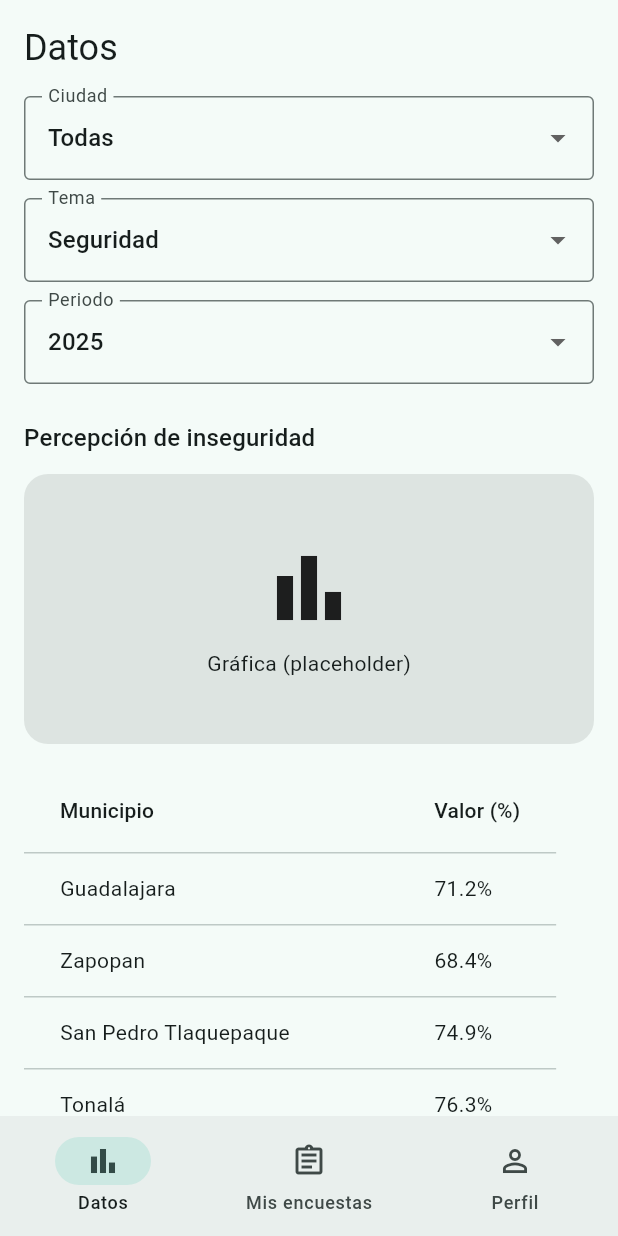
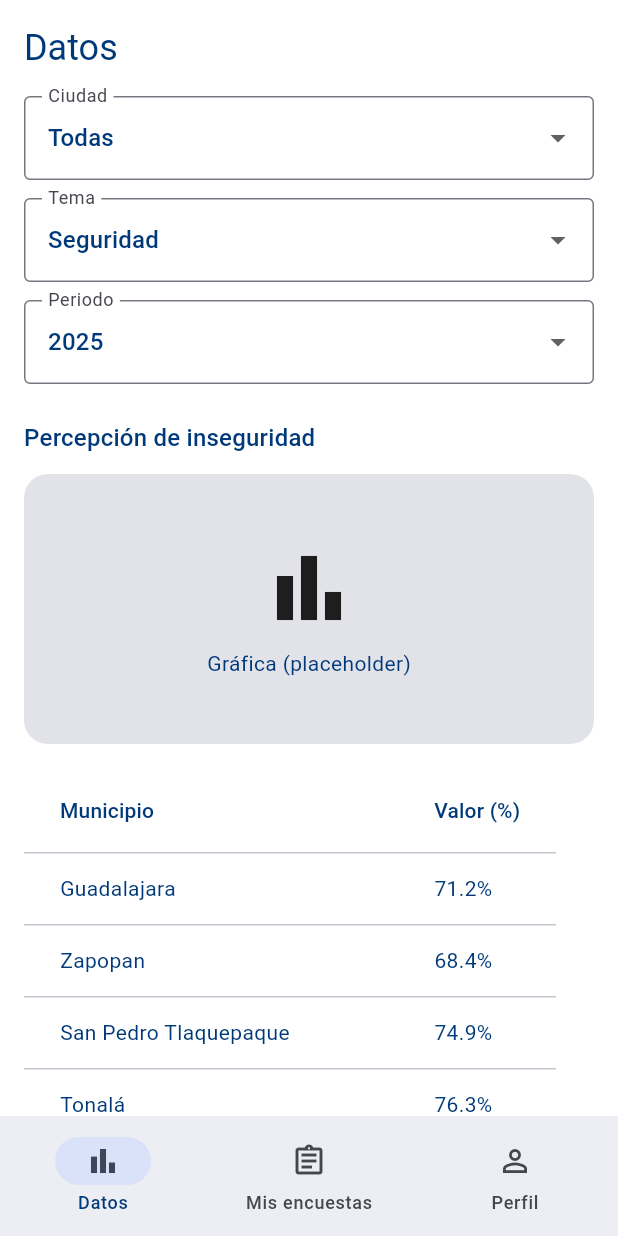
Before and after one commit to student-since-bc/tc2007b-app-project, a Flutter app: the screen it shows after launch, on a phone screen of 412 x 824 dp. Run offline on Flutter 3.47's test engine with Material 3 defaults, Android fonts, the phone set to English and light mode, and no system bars.

Commit message:
colores :D

```diff
--- a/jaliscocomovamos_app/lib/screens/login_screen.dart
+++ b/jaliscocomovamos_app/lib/screens/login_screen.dart
@@ -31,7 +31,7 @@ class _LoginScreenState extends State<LoginScreen> {
           child: Column(
             mainAxisAlignment: MainAxisAlignment.center,
             children: [
-              // Square box/Card with login inputs and button
+
               Card(
                 elevation: 4,
                 shape: RoundedRectangleBorder(
@@ -82,12 +82,12 @@ class _LoginScreenState extends State<LoginScreen> {
               ),
               const SizedBox(height: 32),
 
-              // "Entrar como invitado" button at the bottom
+
               SizedBox(
                 width: double.infinity,
                 child: OutlinedButton(
                   onPressed: () {
-                    // Routes.shell points to MainShell, which starts at DataScreen
+
                     Navigator.of(context).pushReplacementNamed(Routes.shell);
                   },
                   child: const Text('Entrar como invitado'),
--- a/jaliscocomovamos_app/lib/theme.dart
+++ b/jaliscocomovamos_app/lib/theme.dart
@@ -1,6 +1,68 @@
 import 'package:flutter/material.dart';
 
+//final appTheme = ThemeData(
+  //colorScheme: ColorScheme.fromSeed(seedColor: Colors.teal),
+  //useMaterial3: true,
+//);
+
+import 'package:flutter/material.dart';
+
+class AppColors {
+  static const primaryText = Color(0xFF003979);
+  static const highlight = Color(0xFF8596BD);
+
+  static const crimson = Color(0xFFC60A45);
+  static const yellow = Color(0xFFFFC423);
+  static const brightYellow = Color(0xFFFFF000);
+  static const lime = Color(0xFFD5E14D);
+  static const red = Color(0xFFED1848);
+}
+
 final appTheme = ThemeData(
-  colorScheme: ColorScheme.fromSeed(seedColor: Colors.teal),
   useMaterial3: true,
+  scaffoldBackgroundColor: Colors.white,
+
+  colorScheme: ColorScheme.fromSeed(
+    seedColor: AppColors.primaryText,
+    brightness: Brightness.light,
+    primary: AppColors.primaryText,
+    onPrimary: Colors.white,
+    secondary: AppColors.crimson,
+    onSecondary: Colors.white,
+    tertiary: AppColors.red,
+    onTertiary: Colors.white,
+    surface: Colors.white,
+    onSurface: AppColors.primaryText,
+  ),
+
+  textTheme: const TextTheme(
+    displayLarge: TextStyle(color: AppColors.primaryText),
+    displayMedium: TextStyle(color: AppColors.primaryText),
+    displaySmall: TextStyle(color: AppColors.primaryText),
+    headlineLarge: TextStyle(color: AppColors.primaryText),
+    headlineMedium: TextStyle(color: AppColors.primaryText),
+    headlineSmall: TextStyle(color: AppColors.primaryText),
+    titleLarge: TextStyle(color: AppColors.primaryText),
+    titleMedium: TextStyle(color: AppColors.primaryText),
+    titleSmall: TextStyle(color: AppColors.primaryText),
+    bodyLarge: TextStyle(color: AppColors.primaryText),
+    bodyMedium: TextStyle(color: AppColors.primaryText),
+    bodySmall: TextStyle(color: AppColors.primaryText),
+    labelLarge: TextStyle(color: AppColors.primaryText),
+    labelMedium: TextStyle(color: AppColors.primaryText),
+    labelSmall: TextStyle(color: AppColors.primaryText),
+  ),
+
+  textSelectionTheme: const TextSelectionThemeData(
+    cursorColor: AppColors.primaryText,
+    selectionColor: AppColors.highlight,
+    selectionHandleColor: AppColors.primaryText,
+  ),
+
+  elevatedButtonTheme: ElevatedButtonThemeData(
+    style: ElevatedButton.styleFrom(
+      foregroundColor: Colors.white,
+      backgroundColor: AppColors.primaryText,
+    ),
+  ),
 );
```
